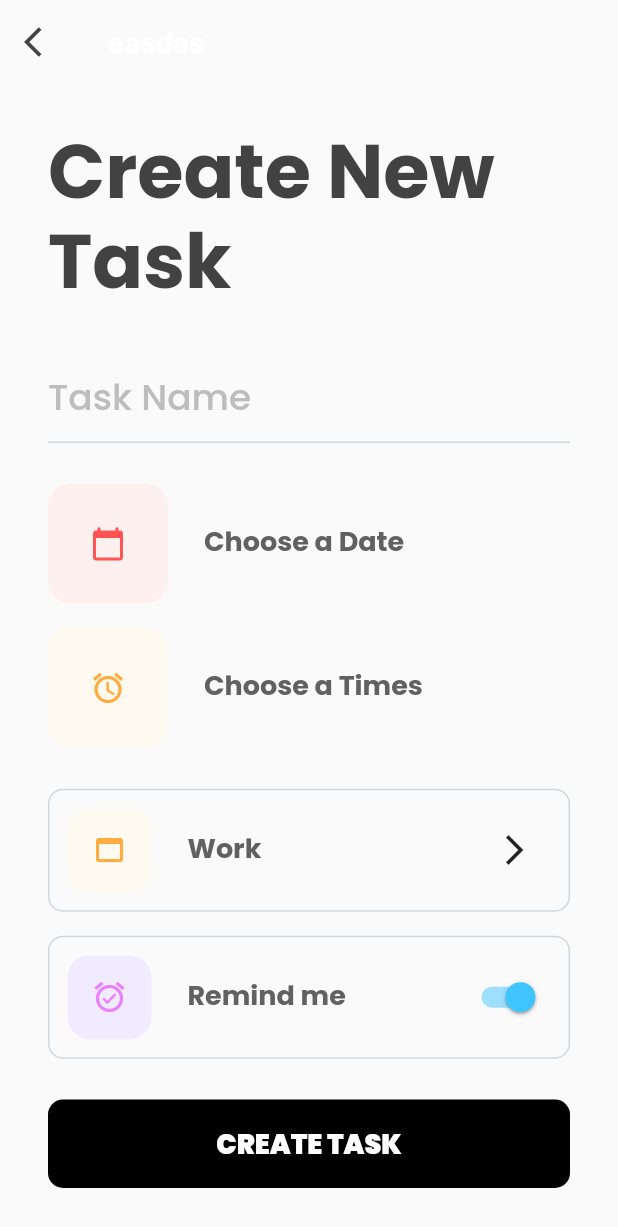
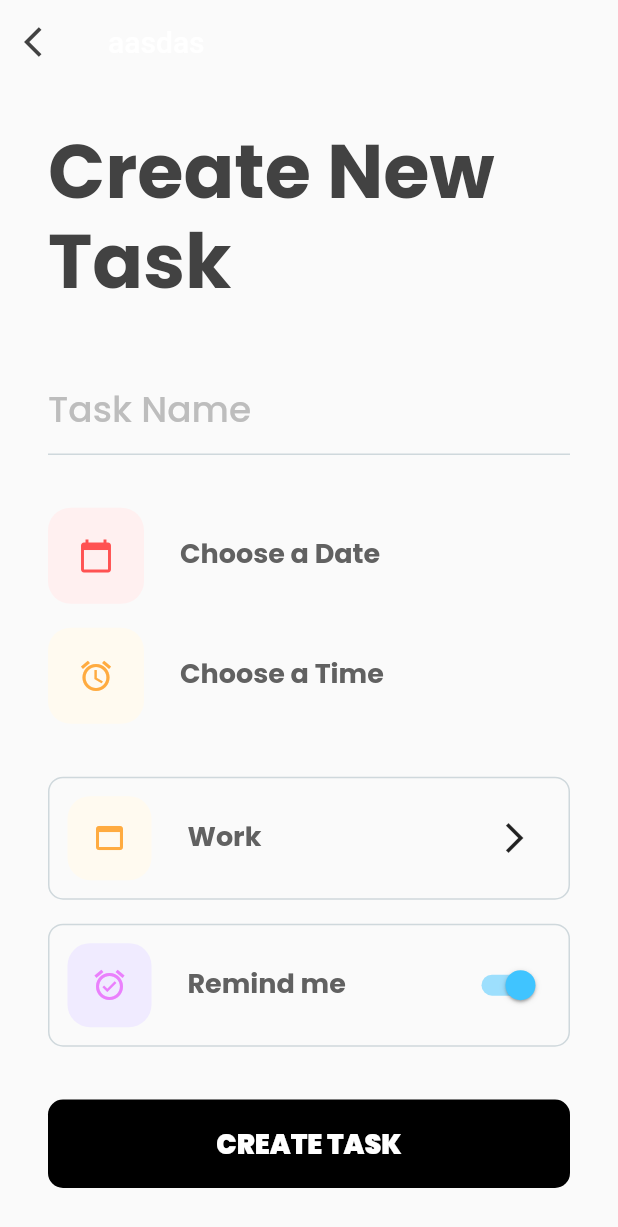
Before and after one commit to rodolforoc/todo-app-flutter, a Flutter app: the CreateTaskScreen screen opened directly with empty values, on a phone screen of 412 x 824 dp. Shown: the top 1227 px of the screen. Run offline on Flutter 3.47's test engine with Material 2 defaults, Android fonts, the phone set to English and light mode, and no system bars; our stand-ins replace google_fonts.

```diff
--- a/lib/screens/create_task.dart
+++ b/lib/screens/create_task.dart
@@ -145,7 +145,7 @@ class _CreateTaskScreenState extends State<CreateTaskScreen> {
             decoration: BoxDecoration(
                 borderRadius: BorderRadius.circular(15),
                 color: Color.fromRGBO(255, 240, 240, 1)),
-            padding: const EdgeInsets.all(16),
+            padding: const EdgeInsets.all(8),
             child: IconButton(
               icon: Icon(Icons.calendar_today),
               color: Colors.redAccent,
@@ -196,7 +196,7 @@ class _CreateTaskScreenState extends State<CreateTaskScreen> {
             decoration: BoxDecoration(
                 borderRadius: BorderRadius.circular(15),
                 color: Color.fromRGBO(255, 250, 240, 1)),
-            padding: const EdgeInsets.all(16),
+            padding: const EdgeInsets.all(8),
             child: IconButton(
               icon: Icon(Icons.alarm),
               color: Colors.orangeAccent,
@@ -221,7 +221,7 @@ class _CreateTaskScreenState extends State<CreateTaskScreen> {
 
           ///For Text
           Text(
-            _time == null ? 'Choose a Times' : _time.format(context),
+            _time == null ? 'Choose a Time' : _time.format(context),
             style: TextStyle(
                 fontSize: 18,
                 height: 1.2,
```
Also changed, not shown: 8 other files.
